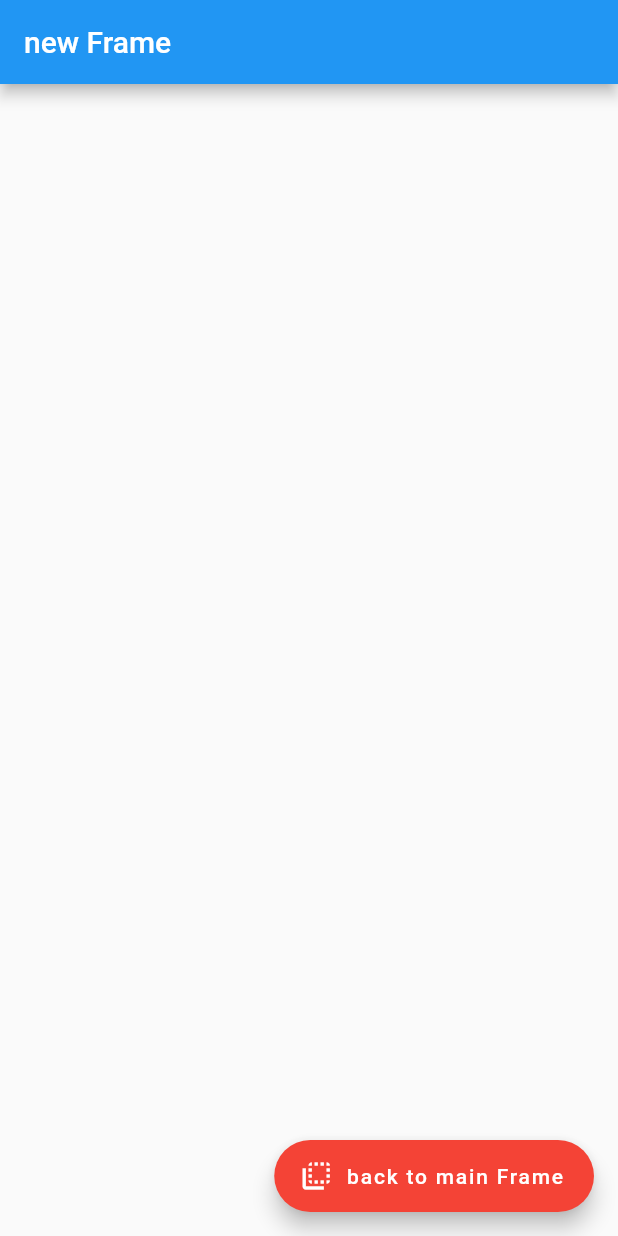
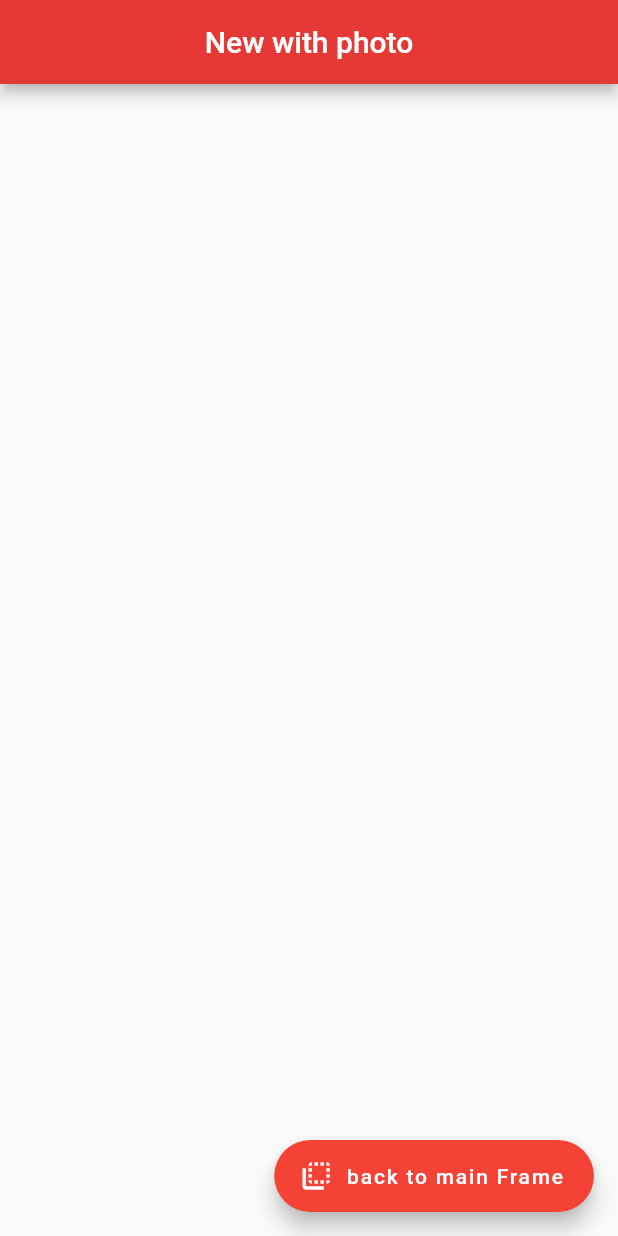
Before and after one commit to alexcontra/dartBasics, a Flutter app: the screen it shows after launch, after a tap on "newFrame", on a phone screen of 412 x 824 dp. Run offline on Flutter 3.47's test engine with Material 2 defaults, Android fonts, the phone set to English and light mode, and no system bars.

Commit message:
implemented new file with second frame . Back button added

```diff
--- a/lib/main.dart
+++ b/lib/main.dart
@@ -1,4 +1,5 @@
 
+import 'package:dart_basics/workWtihFiles.dart';
 import 'package:flutter/material.dart';
 
 void main() => runApp(MaterialApp(
@@ -38,26 +39,3 @@ class Home extends StatelessWidget
     );
   }
 }
-class newFrame extends StatelessWidget
-{
-  @override
-  Widget build(BuildContext context) {
-    // TODO: implement build
-    return Scaffold(
-      appBar: AppBar(
-        title:Text('new Frame'),
-
-      ),
-      floatingActionButton: FloatingActionButton.extended(onPressed: (){
-        return runApp(MaterialApp(
-          home: Home()
-        ));
-      },
-          label: Text('back to main Frame'),
-          icon : Icon(Icons.flip_to_back),
-          backgroundColor: Colors.red,
-      ),
-    );
-  }
-
-}
--- /dev/null
+++ b/lib/workWtihFiles.dart
@@ -0,0 +1,35 @@
+import 'package:flutter/cupertino.dart';
+import 'package:flutter/material.dart';
+
+import 'main.dart';
+
+class newFrame extends StatelessWidget
+{
+  @override
+  Widget build(BuildContext context) {
+    // TODO: implement build
+    return Scaffold(
+      appBar: AppBar(
+        title:Text('New with photo'),
+        titleSpacing: 1.3,
+        centerTitle: true,
+        backgroundColor: Colors.red[600],
+      ),
+          //working with Containers and multiple childs
+          body: new Container(
+            alignment: Alignment.center,
+
+          ),
+      floatingActionButton: FloatingActionButton.extended(onPressed: (){
+        return runApp(MaterialApp(
+            home: Home()
+        ));
+      },
+        label: Text('back to main Frame'),
+        icon : Icon(Icons.flip_to_back),
+        backgroundColor: Colors.red,
+      ),
+    );
+  }
+
+}
```
